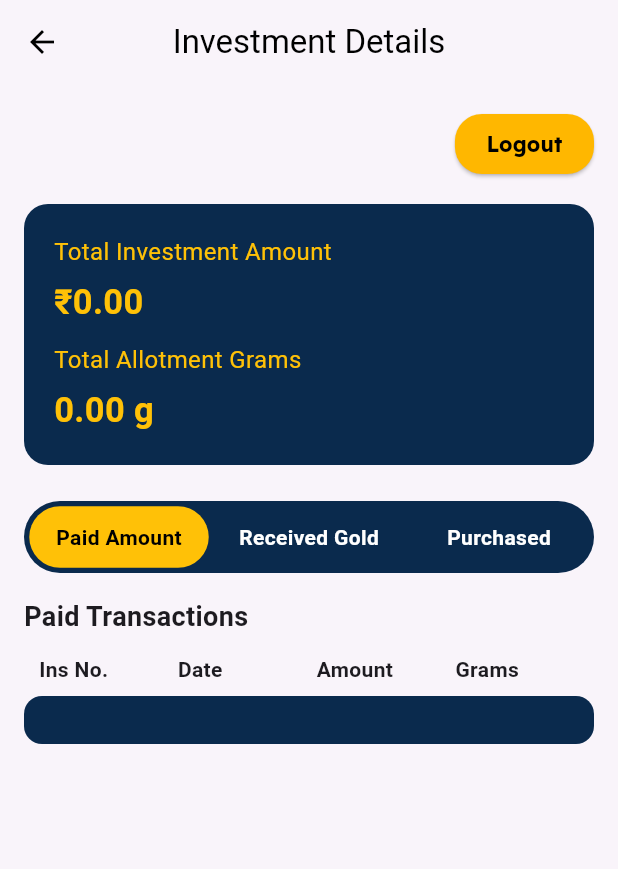
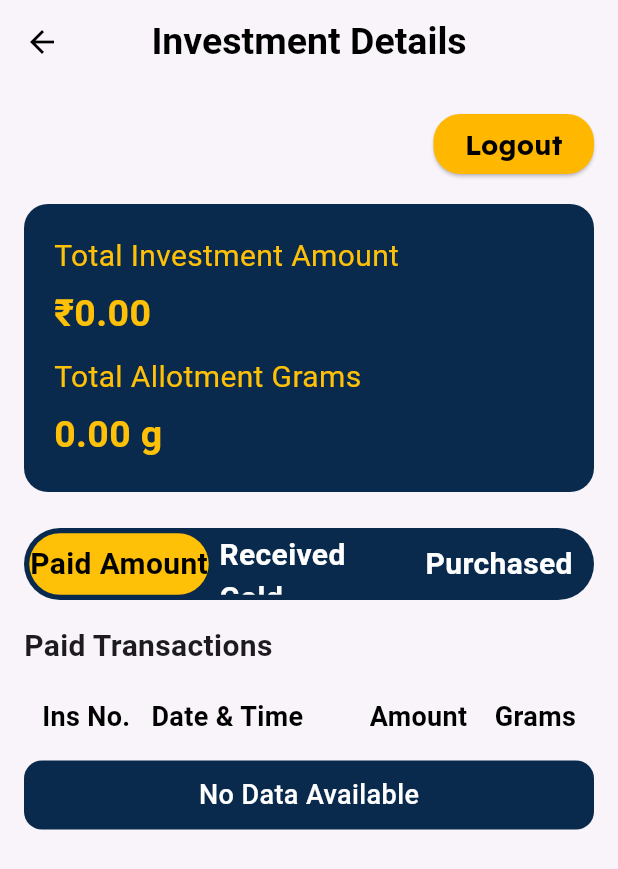
Before and after one commit to InobetaSolutions/AeseraJewels-Mobileapp, a Flutter app: the DashboardScreen screen opened by its route, after a tap on "Pay", after a tap on "Portfolio", on a phone screen of 412 x 824 dp. Shown: the top 869 px of the screen. Run offline on Flutter 3.47's test engine with Material 3 defaults, Android fonts, the phone set to English and light mode, and no system bars; our stand-ins replace connectivity_plus, get, get_storage, google_fonts, image_picker, shared_preferences; accounts and stored records are empty; network calls fail.

Commit message:
ui changes

```diff
--- a/lib/modules/dashboard/dashboard_view.dart
+++ b/lib/modules/dashboard/dashboard_view.dart
@@ -28,7 +28,7 @@ class DashboardScreen extends StatelessWidget {
         title: Text(
           "Dashboard",
           style: GoogleFonts.lexend(
-            fontSize: 16,
+            fontSize: 24,
             fontWeight: FontWeight.w700,
             color: const Color(0xFF1A0F12),
           ),
@@ -72,7 +72,7 @@ class DashboardScreen extends StatelessWidget {
               child: Text(
                 "Logout",
                 style: GoogleFonts.lexend(
-                  fontSize: 14,
+                  fontSize: 18,
                   fontWeight: FontWeight.w700,
                   color: const Color(0xFF000000),
                 ),
@@ -121,9 +121,20 @@ class DashboardScreen extends StatelessWidget {
                     () => Text(
                       " ${controller.userName.value}",
                       style: GoogleFonts.lexend(
-                        fontWeight: FontWeight.w700,
-                        fontSize: 22,
+                        fontWeight: FontWeight.w800, // extra bold
+                        fontSize: 28, // bigger size
                         color: const Color(0xFF1A0F12),
+                        letterSpacing: 1.2, // more spacing for uniqueness
+                        height: 1.3, // better line height
+                        shadows: [
+                          Shadow(
+                            offset: const Offset(1.5, 1.5),
+                            blurRadius: 3,
+                            color: Colors.black.withOpacity(
+                              0.2,
+                            ), // soft shadow for depth
+                          ),
+                        ],
                       ),
                     ),
                   ),
--- a/lib/modules/investment_details/investment_controller.dart
+++ b/lib/modules/investment_details/investment_controller.dart
@@ -14,7 +14,7 @@ class InvestmentController extends GetxController {
   final paidTransactions = <Transaction>[].obs;
   final receivedTransactions = <Transaction>[].obs;
   final purchasedHistory = <Transaction>[].obs;
-  final allotments = <Allotment>[].obs; // NEW for Received Gold
+  final allotments = <Allotment>[].obs;
   final isLoading = false.obs;
 
   final userName = ''.obs;
@@ -44,7 +44,15 @@ class InvestmentController extends GetxController {
   void changeTab(int index) {
     selectedTab.value = index;
     if (index == TAB_RECEIVED) {
-      fetchAllotments(); // CALL NEW API WHEN RECEIVED TAB IS CLICKED
+      fetchAllotments();
+    }
+  }
+
+  /// REFRESH: Re-fetch all transactions
+  Future<void> refreshData() async {
+    await fetchTransactions();
+    if (selectedTab.value == TAB_RECEIVED) {
+      await fetchAllotments();
     }
   }
 
@@ -102,7 +110,6 @@ class InvestmentController extends GetxController {
     }
   }
 
-  // NEW METHOD: Fetch allotments for Received Gold
   Future<void> fetchAllotments() async {
     if (userMobile.value.isEmpty) return;
 
--- a/lib/modules/investment_details/investment_view.dart
+++ b/lib/modules/investment_details/investment_view.dart
@@ -24,7 +24,11 @@ class InvestmentDetailScreen extends StatelessWidget {
         centerTitle: true,
         title: const Text(
           'Investment Details',
-          style: TextStyle(color: Colors.black),
+          style: TextStyle(
+            color: Colors.black,
+            fontWeight: FontWeight.bold,
+            fontSize: 25,
+          ),
         ),
         leading: IconButton(
           icon: const Icon(Icons.arrow_back, color: Colors.black),
@@ -35,8 +39,15 @@ class InvestmentDetailScreen extends StatelessWidget {
         if (controller.isLoading.value) {
           return const Center(child: CircularProgressIndicator());
         }
-        return SingleChildScrollView(
+
+        return RefreshIndicator(
+          onRefresh: () async {
+            await Future.delayed(const Duration(seconds: 0));
+            await controller.refreshData();
+          },
+          child: SingleChildScrollView(
             padding: const EdgeInsets.all(16),
+            physics: const AlwaysScrollableScrollPhysics(),
             child: Column(
               crossAxisAlignment: CrossAxisAlignment.start,
               children: [
@@ -48,39 +59,51 @@ class InvestmentDetailScreen extends StatelessWidget {
                 const SizedBox(height: 16),
                 _buildSectionTitle(),
                 const SizedBox(height: 12),
-              if (controller.selectedTab.value == InvestmentController.TAB_PAID)
+                if (controller.selectedTab.value ==
+                    InvestmentController.TAB_PAID)
                   Padding(
-                  padding: const EdgeInsets.only(left: 10.0),
-                  child: _buildHeaderRow([
-                    "Ins No.",
-                    "Date",
-                    "Amount",
-                    "Grams",
-                  ]),
+                    padding: const EdgeInsets.all(8.0),
+                    child: _buildHeaderRow(
+                      titles: ["Ins No.", "Date & Time", "Amount", "Grams"],
+                      flexValues: [2, 4, 2, 2],
+                    ),
                   )
                 else if (controller.selectedTab.value ==
                     InvestmentController.TAB_RECEIVED)
-                _buildHeaderRow(["Ins No.", "Date", "Grams"]),
+                  _buildHeaderRow(
+                    titles: ["Ins No.", "Date & Time", "Amount", "Grams"],
+                    flexValues: [2, 4, 2, 2],
+                  ),
                 const SizedBox(height: 8),
                 _buildTabContent(),
               ],
+            ),
           ),
         );
       }),
     );
   }
 
-  /// HEADER: User name + logout
   Widget _buildHeader() {
     return Row(
       children: [
         Obx(
           () => Text(
             controller.userName.value,
+            textAlign: TextAlign.start,
             style: GoogleFonts.lexend(
-              fontWeight: FontWeight.w700,
-              fontSize: 22,
+              fontWeight: FontWeight.w800, // extra bold
+              fontSize: 28, // bigger size
               color: const Color(0xFF1A0F12),
+              letterSpacing: 1.2, // more spacing for uniqueness
+              height: 1.3, // better line height
+              shadows: [
+                Shadow(
+                  offset: const Offset(1.5, 1.5),
+                  blurRadius: 3,
+                  color: Colors.black.withOpacity(0.2), // soft shadow for depth
+                ),
+              ],
             ),
           ),
         ),
@@ -100,7 +123,7 @@ class InvestmentDetailScreen extends StatelessWidget {
           child: Text(
             "Logout",
             style: GoogleFonts.lexend(
-              fontSize: 14,
+              fontSize: 18,
               fontWeight: FontWeight.w700,
               color: const Color(0xFF000000),
             ),
@@ -110,7 +133,6 @@ class InvestmentDetailScreen extends StatelessWidget {
     );
   }
 
-  /// TOTAL CARD: Investment & Allotment grams
   Widget _buildTotalCard(double width) {
     return Container(
       width: width,
@@ -124,7 +146,7 @@ class InvestmentDetailScreen extends StatelessWidget {
         children: [
           const Text(
             "Total Investment Amount",
-            style: TextStyle(color: Colors.amber, fontSize: 16),
+            style: TextStyle(color: Colors.amber, fontSize: 20),
           ),
           const SizedBox(height: 6),
           Obx(
@@ -132,7 +154,7 @@ class InvestmentDetailScreen extends StatelessWidget {
               controller.formattedTotal,
               style: const TextStyle(
                 color: Colors.amber,
-                fontSize: 23,
+                fontSize: 25,
                 fontWeight: FontWeight.bold,
               ),
             ),
@@ -140,7 +162,7 @@ class InvestmentDetailScreen extends StatelessWidget {
           const SizedBox(height: 10),
           const Text(
             "Total Allotment Grams",
-            style: TextStyle(color: Colors.amber, fontSize: 16),
+            style: TextStyle(color: Colors.amber, fontSize: 20),
           ),
           const SizedBox(height: 6),
           Obx(
@@ -148,7 +170,7 @@ class InvestmentDetailScreen extends StatelessWidget {
               controller.formattedTotalGrams,
               style: const TextStyle(
                 color: Colors.amber,
-                fontSize: 23,
+                fontSize: 25,
                 fontWeight: FontWeight.bold,
               ),
             ),
@@ -158,7 +180,6 @@ class InvestmentDetailScreen extends StatelessWidget {
     );
   }
 
-  /// TAB BAR
   Widget _buildTabBar() {
     return Container(
       height: 48,
@@ -193,6 +214,7 @@ class InvestmentDetailScreen extends StatelessWidget {
               child: Text(
                 title,
                 style: TextStyle(
+                  fontSize: 20, // 👈 Added font size here
                   fontWeight: FontWeight.bold,
                   color: selected ? Colors.black : Colors.white,
                 ),
@@ -204,49 +226,57 @@ class InvestmentDetailScreen extends StatelessWidget {
     );
   }
 
-  /// SECTION TITLE
   Widget _buildSectionTitle() {
     switch (controller.selectedTab.value) {
       case InvestmentController.TAB_PAID:
         return const Text(
           "Paid Transactions",
-          style: TextStyle(fontSize: 18, fontWeight: FontWeight.bold),
+          style: TextStyle(fontSize: 20, fontWeight: FontWeight.bold),
         );
       case InvestmentController.TAB_RECEIVED:
         return const Text(
           "Gold Received",
-          style: TextStyle(fontSize: 18, fontWeight: FontWeight.bold),
+          style: TextStyle(fontSize: 20, fontWeight: FontWeight.bold),
         );
       default:
         return const Text(
           "Purchased History",
-          style: TextStyle(fontSize: 18, fontWeight: FontWeight.bold),
+          style: TextStyle(fontSize: 20, fontWeight: FontWeight.bold),
         );
     }
   }
 
-  /// HEADER ROW
-  Widget _buildHeaderRow(List<String> titles) {
+  Widget _buildHeaderRow({
+    required List<String> titles,
+    required List<int> flexValues,
+  }) {
+    assert(
+      titles.length == flexValues.length,
+      "Titles and flex values must match",
+    );
     return Row(
-      mainAxisAlignment: MainAxisAlignment.spaceAround,
-      crossAxisAlignment: CrossAxisAlignment.start,
-      children: titles
-          .map(
-            (t) => Expanded(
+      crossAxisAlignment: CrossAxisAlignment.center,
+      children: List.generate(titles.length, (index) {
+        return Expanded(
+          flex: flexValues[index],
+          child: Padding(
+            padding: const EdgeInsets.symmetric(horizontal: 4),
             child: Text(
-                t,
-                style: const TextStyle(fontWeight: FontWeight.bold),
-                textAlign: (t == "Amount" || t == "Grams")
-                    ? TextAlign.start
-                    : TextAlign.start,
+              titles[index],
+              style: const TextStyle(
+                fontWeight: FontWeight.bold,
+                fontSize: 18,
+                color: Colors.black,
+              ),
+              textAlign: index < 2 ? TextAlign.start : TextAlign.right,
+              softWrap: false,
             ),
           ),
-          )
-          .toList(),
+        );
+      }),
     );
   }
 
-  /// TAB CONTENT
   Widget _buildTabContent() {
     switch (controller.selectedTab.value) {
       case InvestmentController.TAB_PAID:
@@ -258,18 +288,137 @@ class InvestmentDetailScreen extends StatelessWidget {
     }
   }
 
-  /// PAID LIST
   Widget _buildPaidList() {
     final format = NumberFormat.currency(locale: 'en_IN', symbol: '');
+    if (controller.paidTransactions.isEmpty) {
       return _styledContainer(
+        Center(
+          child: Text(
+            "No Data Available",
+            style: const TextStyle(
+              color: Colors.white,
+              fontSize: 18,
+              fontWeight: FontWeight.w500,
+            ),
+          ),
+        ),
+      );
+    }
+    return _styledContainer(
+      Column(
+        children: [
           ListView.builder(
             shrinkWrap: true,
             physics: const NeverScrollableScrollPhysics(),
             itemCount: controller.paidTransactions.length,
             itemBuilder: (context, index) {
               final tx = controller.paidTransactions[index];
-          final date = tx.timestamp != null
-              ? DateFormat('dd-MMM-yyyy').format(tx.timestamp!)
+              final dateTimeString = tx.timestamp != null
+                  ? DateFormat('dd-MMM-yyyy h:mm a').format(tx.timestamp!)
+                  : "N/A";
+              return Padding(
+                padding: const EdgeInsets.only(bottom: 10.0),
+                child: Container(
+                  decoration: BoxDecoration(
+                    color: Colors.white,
+                    borderRadius: BorderRadius.circular(15),
+                  ),
+                  padding: const EdgeInsets.symmetric(
+                    vertical: 14,
+                    horizontal: 4,
+                  ),
+                  child: Row(
+                    crossAxisAlignment: CrossAxisAlignment.center,
+                    children: [
+                      Padding(
+                        padding: const EdgeInsets.only(right: 18.0, left: 8.0),
+                        child: Expanded(
+                          flex: 2,
+                          child: Text(
+                            "${index + 1}",
+                            style: const TextStyle(
+                              color: Colors.black,
+                              fontSize: 17,
+                            ),
+                            textAlign: TextAlign.start,
+                          ),
+                        ),
+                      ),
+                      const SizedBox(height: 20),
+                      Padding(
+                        padding: const EdgeInsets.only(left: 20.0, right: 8.0),
+                        child: Expanded(
+                          flex: 4,
+                          child: Text(
+                            dateTimeString,
+                            style: const TextStyle(
+                              color: Colors.black,
+                              fontSize: 17,
+                            ),
+                            textAlign: TextAlign.start,
+                          ),
+                        ),
+                      ),
+                      Padding(
+                        padding: const EdgeInsets.only(left: 20.0),
+                        child: Expanded(
+                          flex: 2,
+                          child: Text(
+                            format.format(tx.amount),
+                            style: const TextStyle(
+                              color: Colors.black,
+                              fontSize: 17,
+                            ),
+                            textAlign: TextAlign.right,
+                          ),
+                        ),
+                      ),
+                      Expanded(
+                        flex: 2,
+                        child: Text(
+                          "${(tx.gramAllocated > 0 ? tx.gramAllocated : tx.gram).toStringAsFixed(3)}",
+                          style: const TextStyle(
+                            color: Colors.black,
+                            fontSize: 17,
+                          ),
+                          textAlign: TextAlign.right,
+                        ),
+                      ),
+                    ],
+                  ),
+                ),
+              );
+            },
+          ),
+        ],
+      ),
+    );
+  }
+
+  /// RECEIVED LIST SAME AS PAID LIST
+  Widget _buildReceivedList() {
+    final format = NumberFormat.currency(locale: 'en_IN', symbol: '₹');
+    if (controller.allotments.isEmpty) {
+      return _styledContainer(
+        Center(
+          child: Text(
+            "No Data Available",
+            style: const TextStyle(
+              color: Colors.white,
+              fontSize: 18,
+              fontWeight: FontWeight.w500,
+            ),
+          ),
+        ),
+      );
+    }
+    return _styledContainer(
+      Column(
+        // 👈 Changed from ListView to Column
+        children: List.generate(controller.allotments.length, (index) {
+          final rx = controller.allotments[index];
+          final dateTimeString = rx.timestamp != null
+              ? DateFormat('dd-MMM-yyyy h:mm a').format(rx.timestamp)
               : "N/A";
 
           return Padding(
@@ -281,36 +430,55 @@ class InvestmentDetailScreen extends StatelessWidget {
               ),
               padding: const EdgeInsets.symmetric(vertical: 12, horizontal: 8),
               child: Row(
-                crossAxisAlignment: CrossAxisAlignment.start,
-                mainAxisAlignment: MainAxisAlignment.spaceEvenly,
+                crossAxisAlignment: CrossAxisAlignment.center,
                 children: [
-                  Expanded(
-                    flex: 1,
+                  Padding(
+                    padding: const EdgeInsets.only(right: 18.0, left: 8.0),
+                    child: Expanded(
+                      flex: 2,
                       child: Text(
                         "${index + 1}",
-                      style: const TextStyle(color: Colors.black),
+                        style: const TextStyle(
+                          color: Colors.black,
+                          fontSize: 17,
+                        ),
+                        textAlign: TextAlign.start,
+                      ),
+                    ),
+                  ),
+                  Padding(
+                    padding: const EdgeInsets.only(left: 10.0, right: 8.0),
+                    child: Expanded(
+                      flex: 4,
+                      child: Text(
+                        dateTimeString,
+                        style: const TextStyle(
+                          color: Colors.black,
+                          fontSize: 17,
+                        ),
+                        textAlign: TextAlign.start,
+                      ),
+                    ),
+                  ),
+                  Padding(
+                    padding: const EdgeInsets.only(left: 20.0),
+                    child: Expanded(
+                      flex: 2,
+                      child: Text(
+                        format.format(rx.amountReduced ?? 0),
+                        style: const TextStyle(
+                          color: Colors.black,
+                          fontSize: 17,
+                        ),
+                        textAlign: TextAlign.right,
+                      ),
                     ),
                   ),
                   Expanded(
-                    flex: 3,
+                    flex: 2,
                     child: Text(
-                      date,
-                      style: const TextStyle(color: Colors.black),
-                    ),
-                  ),
-                  Expanded(
-                    flex: 3,
-                    child: Text(
-                      format.format(tx.amount),
-                      style: const TextStyle(color: Colors.black),
-                      textAlign: TextAlign.right,
-                    ),
-                  ),
-                  Expanded(
-                    flex: 3,
-                    child: Text(
-                      "${tx.gramAllocated.toStringAsFixed(3)}",
-                      style: const TextStyle(color: Colors.black),
+                      "${rx.gram.toStringAsFixed(3)} g",
+                      style: const TextStyle(color: Colors.black, fontSize: 18),
                       textAlign: TextAlign.right,
                     ),
                   ),
@@ -318,70 +486,11 @@ class InvestmentDetailScreen extends StatelessWidget {
               ),
             ),
           );
-        },
+        }),
       ),
     );
   }
 
-  /// RECEIVED LIST (NEW API)
-  /// RECEIVED LIST (UI SAME AS PAID AMOUNT)
-  Widget _buildReceivedList() {
-    final format = NumberFormat.currency(locale: 'en_IN', symbol: '');
-    return _styledContainer(
-      ListView.builder(
-        shrinkWrap: true,
-        physics: const NeverScrollableScrollPhysics(),
-        itemCount: controller.allotments.length,
-        itemBuilder: (context, index) {
-          final rx = controller.allotments[index];
-          final date = rx.timestamp != null
-              ? DateFormat('dd-MMM-yyyy').format(rx.timestamp)
-              : "N/A";
-
-          return Padding(
-            padding: const EdgeInsets.only(bottom: 10.0),
-            child: Container(
-              decoration: BoxDecoration(
-                color: Colors.white,
-                borderRadius: BorderRadius.circular(15),
-              ),
-              padding: const EdgeInsets.symmetric(vertical: 12, horizontal: 8),
-              child: Row(
-                crossAxisAlignment: CrossAxisAlignment.start,
-                mainAxisAlignment: MainAxisAlignment.spaceEvenly,
-                children: [
-                  Expanded(
-                    flex: 1,
-                    child: Text(
-                      "${index + 1}",
-                      style: const TextStyle(color: Colors.black),
-                    ),
-                  ),
-                  Expanded(
-                    flex: 3,
-                    child: Text(
-                      date,
-                      style: const TextStyle(color: Colors.black),
-                    ),
-                  ),
-                  Expanded(
-                    flex: 3,
-                    child: Text(
-                      "${rx.gram.toStringAsFixed(3)} g",
-                      style: const TextStyle(color: Colors.black),
-                      textAlign: TextAlign.right,
-                    ),
-                  ),
-                ],
-              ),
-            ),
-          );
-        },
-      ),
-    );
-  }
-
-  /// PURCHASED LIST
   Widget _buildPurchasedList() {
     final format = NumberFormat.currency(locale: 'en_IN', symbol: '₹');
     return ListView.builder(
@@ -412,7 +521,7 @@ class InvestmentDetailScreen extends StatelessWidget {
                   const Spacer(),
                   Text(
                     p.timestamp != null
-                        ? DateFormat('dd-MMM-yyyy').format(p.timestamp!)
+                        ? DateFormat('dd-MMM-yyyy hh:mm a').format(p.timestamp!)
                         : "N/A",
                   ),
                 ],
@@ -447,39 +556,14 @@ class InvestmentDetailScreen extends StatelessWidget {
     );
   }
 
-  /// STYLED CONTAINER
   Widget _styledContainer(Widget child) {
     return Container(
       decoration: BoxDecoration(
         color: const Color(0xFF0A2A4D),
         borderRadius: BorderRadius.circular(12),
       ),
-      padding: const EdgeInsets.all(16),
+      padding: const EdgeInsets.all(10),
       child: child,
     );
   }
-
-  /// TRANSACTION ROW
-  Widget _transactionRow(String ins, String date, String value) {
-    return Padding(
-      padding: const EdgeInsets.symmetric(vertical: 8),
-      child: Row(
-        children: [
-          Expanded(
-            child: Text(ins, style: const TextStyle(color: Colors.white)),
-          ),
-          Expanded(
-            child: Text(date, style: const TextStyle(color: Colors.white)),
-          ),
-          Expanded(
-            child: Text(
-              value,
-              style: const TextStyle(color: Colors.white),
-              textAlign: TextAlign.right,
-            ),
-          ),
-        ],
-      ),
-    );
 }
-}
--- a/lib/modules/payment/payment_screen.dart
+++ b/lib/modules/payment/payment_screen.dart
@@ -40,12 +40,12 @@ class Payment_Screen extends GetView<Payment_Controller> {
           child: Column(
             crossAxisAlignment: CrossAxisAlignment.start,
             children: [
-              _buildToggleBar(
-                controller.isOwnNumber.value,
-                "Own Number",
-                "Others Number",
-                (own) => controller.toggleNumber(own),
-              ),
+              // _buildToggleBar(
+              //   controller.isOwnNumber.value,
+              //   "Own Number",
+              //   "Others Number",
+              //   (own) => controller.toggleNumber(own),
+              // ),
               const SizedBox(height: 20),
               _buildToggleBar(
                 controller.isRupees.value,
```
Also changed, not shown: lib/modules/payment/payment_controller.dart (+9 -4 lines). Lines whose indentation alone changed are shown as unchanged.
